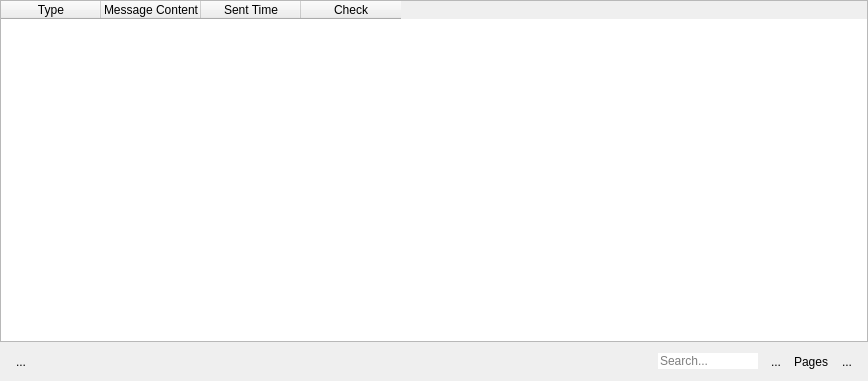
up1and/tafor, file tafor/components/ui/main_table.ui: the form before one commit.
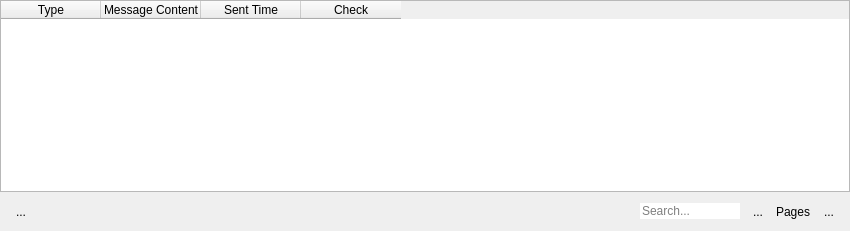
The form after the commit.

```diff
--- a/tafor/components/ui/main_table.ui
+++ b/tafor/components/ui/main_table.ui
@@ -2,14 +2,6 @@
 <ui version="4.0">
  <class>DataTable</class>
  <widget class="QWidget" name="DataTable">
-  <property name="geometry">
-   <rect>
-    <x>0</x>
-    <y>0</y>
-    <width>868</width>
-    <height>381</height>
-   </rect>
-  </property>
   <property name="windowTitle">
    <string notr="true">DataTable</string>
   </property>
```
